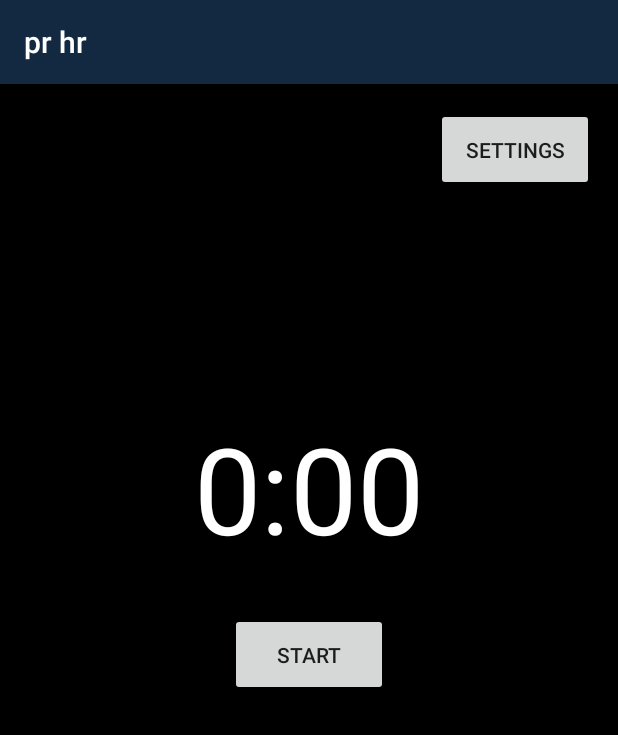
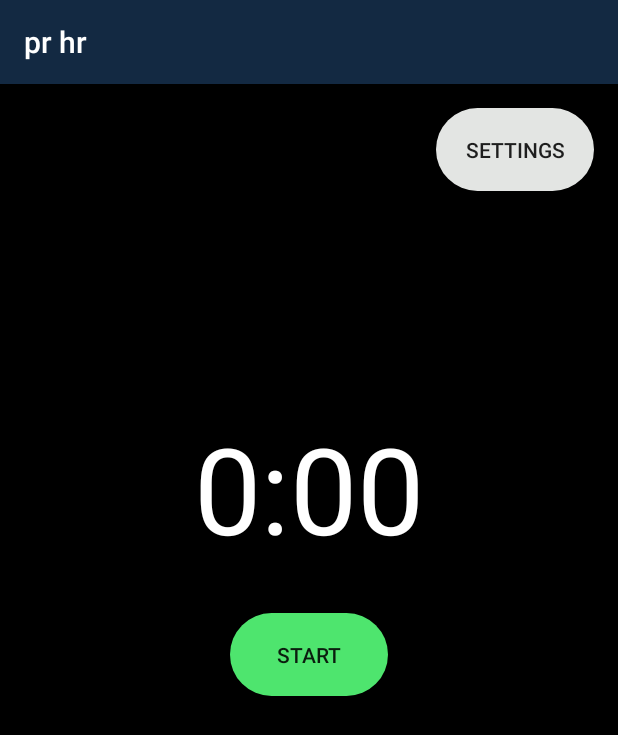
Before and after one commit to billmiller2/prhr, an Android app: the screen it shows after launch (MainActivity), on a phone screen of 412 x 824 dp. Shown: the top 735 px of the screen. Run offline under Robolectric (Android 15) with nearby library versions, the light colour scheme and no system bars.

Commit message:
style buttons #57

```diff
--- /dev/null
+++ b/app/src/main/res/drawable/pill.xml
@@ -0,0 +1,13 @@
+<shape xmlns:android="http://schemas.android.com/apk/res/android"
+    android:dither="true"
+    android:shape="rectangle">
+
+    <corners android:radius="120dp" />
+
+    <solid android:color="@color/green" />
+
+    <size
+        android:width="300dp"
+        android:height="75dp" />
+
+</shape>
--- /dev/null
+++ b/app/src/main/res/drawable/settings_pill.xml
@@ -0,0 +1,13 @@
+<shape xmlns:android="http://schemas.android.com/apk/res/android"
+    android:dither="true"
+    android:shape="rectangle">
+
+    <corners android:radius="120dp" />
+
+    <solid android:color="@color/gray" />
+
+    <size
+        android:width="300dp"
+        android:height="75dp" />
+
+</shape>
--- a/app/src/main/res/layout/activity_main.xml
+++ b/app/src/main/res/layout/activity_main.xml
@@ -31,6 +31,8 @@
         android:layout_height="55dp"
         android:text="@string/start"
         android:layout_centerVertical="true"
+        android:background="@drawable/pill"
+        android:color="@color/green"
         android:layout_centerHorizontal="true" />
     <Button
         android:id="@+id/settings"
@@ -38,5 +40,6 @@
         android:layout_height="55dp"
         android:text="@string/settings"
         android:layout_alignParentRight="true"
+        android:background="@drawable/settings_pill"
         android:layout_alignParentEnd="true" />
 </RelativeLayout>
--- a/app/src/main/res/values/colors.xml
+++ b/app/src/main/res/values/colors.xml
@@ -6,4 +6,6 @@
     <color name="black">#000000</color>
     <color name="white">#ffffff</color>
     <color name="darkBlue">#132942</color>
+    <color name="green">#4ee56e</color>
+    <color name="gray">#e3e5e3</color>
 </resources>
```
